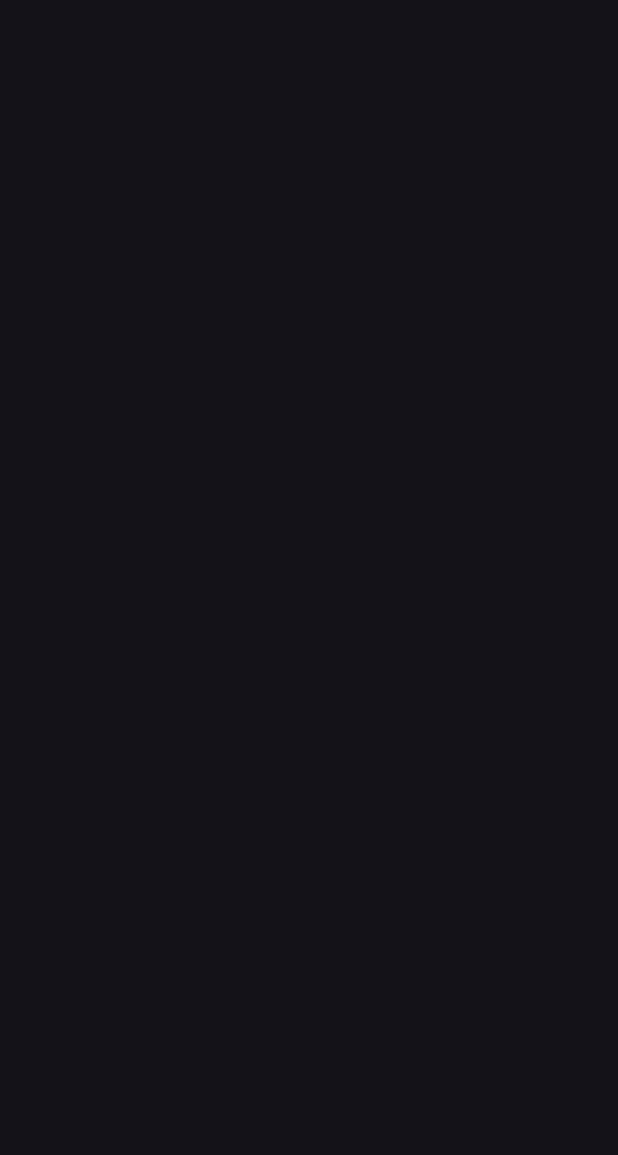
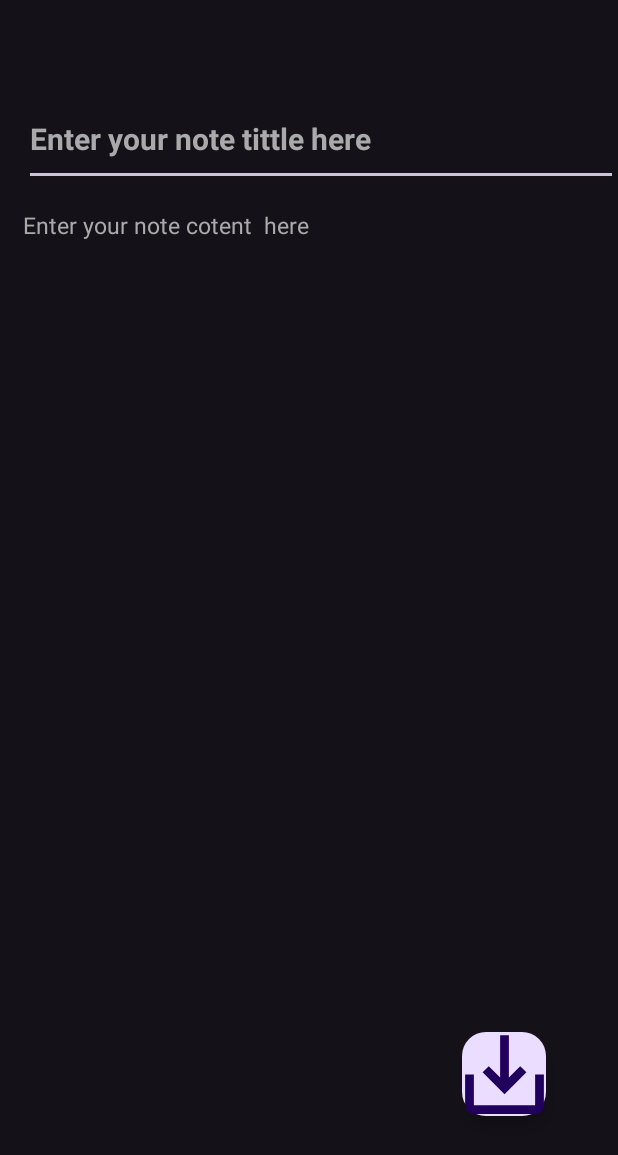
Before and after one commit to diproy04/Android_NotePad, an Android app: the CreateNote screen opened directly, with no data from a screen before it, on a phone screen of 412 x 824 dp. Before the commit the part shown is empty. Shown: the top 1155 px of the screen. Run offline under Robolectric (Android 15) with nearby library versions, the phone set to English and light mode, and no system bars; our stand-ins replace Firebase (no records; nobody signed in at launch, a user with empty details on screens opened directly).

Commit message:
Runing Work

```diff
--- a/app/build.gradle
+++ b/app/build.gradle
@@ -1,5 +1,6 @@
 plugins {
     alias(libs.plugins.android.application)
+    alias(libs.plugins.google.gms.google.services)
 }
 
 android {
@@ -34,6 +35,7 @@ dependencies {
     implementation libs.material
     implementation libs.activity
     implementation libs.constraintlayout
+    implementation libs.firebase.database
     testImplementation libs.junit
     androidTestImplementation libs.ext.junit
     androidTestImplementation libs.espresso.core
--- a/app/src/main/java/com/example/android_notepad/CreateNote.java
+++ b/app/src/main/java/com/example/android_notepad/CreateNote.java
@@ -1,16 +1,33 @@
 package com.example.android_notepad;
 
+import android.content.Intent;
 import android.os.Bundle;
+import android.widget.EditText;
+import android.widget.Toast;
 
 import androidx.activity.EdgeToEdge;
+import androidx.annotation.NonNull;
 import androidx.appcompat.app.AppCompatActivity;
 import androidx.core.graphics.Insets;
 import androidx.core.view.ViewCompat;
 import androidx.core.view.WindowInsetsCompat;
 
+import com.example.android_notepad.Model.Users;
 import com.example.android_notepad.until.nightmode;
+import com.google.android.material.floatingactionbutton.FloatingActionButton;
+import com.google.firebase.database.DataSnapshot;
+import com.google.firebase.database.DatabaseError;
+import com.google.firebase.database.DatabaseReference;
+import com.google.firebase.database.FirebaseDatabase;
+import com.google.firebase.database.ValueEventListener;
 
 public class CreateNote extends com.example.android_notepad.until.nightmode {
+
+    EditText tittle,note;
+
+    FloatingActionButton save;
+
+    DatabaseReference databaseReference;
 
     @Override
     protected void onCreate(Bundle savedInstanceState) {
@@ -18,5 +35,30 @@ public class CreateNote extends com.example.android_notepad.until.nightmode {
         EdgeToEdge.enable(this);
         setContentView(R.layout.activity_create_note);
 
+        tittle=findViewById(R.id.tittle);
+        note=findViewById(R.id.note);
+        save=findViewById(R.id.save);
+
+        databaseReference= FirebaseDatabase.getInstance().getReference("Users");
+
+        save.setOnClickListener(view ->{
+            databaseReference.child(databaseReference.push().getKey()).addListenerForSingleValueEvent(new ValueEventListener() {
+                @Override
+                public void onDataChange(@NonNull DataSnapshot snapshot) {
+                    snapshot.getRef().setValue(new Users(tittle.getText().toString(),note.getText().toString()));
+                    tittle.setText("");
+                    note.setText("");
+                    startActivity(new Intent(CreateNote.this,MainActivity.class));
+                    Toast.makeText(CreateNote.this, "Note Created Successfull", Toast.LENGTH_SHORT).show();
+                }
+
+                @Override
+                public void onCancelled(@NonNull DatabaseError error) {
+                    Toast.makeText(CreateNote.this, "Note Created Failed", Toast.LENGTH_SHORT).show();
+                }
+            });
+        });
+
+
     }
 }
--- /dev/null
+++ b/app/src/main/res/drawable/baseline_save_alt_24.xml
@@ -0,0 +1,5 @@
+<vector xmlns:android="http://schemas.android.com/apk/res/android" android:height="24dp" android:tint="#00A4FD" android:viewportHeight="24" android:viewportWidth="24" android:width="24dp">
+
+    <path android:fillColor="@android:color/white" android:pathData="M19,12v7L5,19v-7L3,12v7c0,1.1 0.9,2 2,2h14c1.1,0 2,-0.9 2,-2v-7h-2zM13,12.67l2.59,-2.58L17,11.5l-5,5 -5,-5 1.41,-1.41L11,12.67L11,3h2z"/>
+
+</vector>
--- /dev/null
+++ b/app/src/main/res/drawable/shape.xml
@@ -0,0 +1,5 @@
+<?xml version="1.0" encoding="utf-8"?>
+<shape xmlns:android="http://schemas.android.com/apk/res/android"
+    android:shape="rectangle">
+
+</shape>
--- a/app/src/main/res/layout/activity_create_note.xml
+++ b/app/src/main/res/layout/activity_create_note.xml
@@ -7,4 +7,64 @@
     android:layout_height="match_parent"
     tools:context=".CreateNote">
 
+    <LinearLayout
+        android:id="@+id/linearLayout2"
+        android:layout_width="match_parent"
+        android:layout_height="wrap_content"
+        android:layout_marginTop="60dp"
+        android:gravity="bottom"
+        android:orientation="vertical"
+        app:layout_constraintEnd_toEndOf="parent"
+        app:layout_constraintStart_toStartOf="parent"
+        app:layout_constraintTop_toTopOf="parent">
+
+        <androidx.appcompat.widget.Toolbar
+            android:id="@+id/toolbarCnote"
+            android:layout_width="match_parent"
+            android:layout_height="?attr/actionBarSize">
+
+
+            <EditText
+                android:id="@+id/tittle"
+                android:layout_width="match_parent"
+                android:layout_height="match_parent"
+                android:hint="Enter your note tittle here"
+                android:paddingTop="12dp"
+                android:textColorHint="@color/grey"
+                android:textSize="20sp"
+                android:textStyle="bold" />
+
+        </androidx.appcompat.widget.Toolbar>
+
+        <EditText
+            android:id="@+id/note"
+            android:layout_width="match_parent"
+            android:layout_height="match_parent"
+            android:background="@drawable/shape"
+            android:gravity="top|left"
+            android:hint="Enter your note cotent  here"
+            android:padding="15dp"
+            android:textColorHint="@color/grey"
+            android:textSize="15sp">
+
+
+        </EditText>
+
+    </LinearLayout>
+
+    <com.google.android.material.floatingactionbutton.FloatingActionButton
+        android:id="@+id/save"
+        android:layout_width="wrap_content"
+        android:layout_height="wrap_content"
+        android:layout_marginEnd="48dp"
+        android:layout_marginBottom="80dp"
+        android:background="@color/black"
+        android:src="@drawable/baseline_save_alt_24"
+        app:layout_constraintBottom_toBottomOf="parent"
+        app:layout_constraintEnd_toEndOf="parent"
+        app:maxImageSize="70dp">
+
+
+    </com.google.android.material.floatingactionbutton.FloatingActionButton>
+
 </androidx.constraintlayout.widget.ConstraintLayout>
--- a/app/src/main/res/layout/activity_main.xml
+++ b/app/src/main/res/layout/activity_main.xml
@@ -100,9 +100,12 @@
     </com.google.android.material.floatingactionbutton.FloatingActionButton>
 
     <androidx.recyclerview.widget.RecyclerView
+        android:id="@+id/recycler"
         android:layout_width="match_parent"
         android:layout_height="match_parent"
         android:layout_marginTop="180dp"
+        android:orientation="vertical"
+        app:layoutManager="androidx.recyclerview.widget.GridLayoutManager"
         app:layout_constraintBottom_toBottomOf="parent"
         app:layout_constraintEnd_toEndOf="parent"
         app:layout_constraintHorizontal_bias="0.0"
--- a/build.gradle
+++ b/build.gradle
@@ -1,4 +1,5 @@
 // Top-level build file where you can add configuration options common to all sub-projects/modules.
 plugins {
 alias(libs.plugins.android.application) apply false
+    alias(libs.plugins.google.gms.google.services) apply false
 }
--- a/gradle/libs.versions.toml
+++ b/gradle/libs.versions.toml
@@ -7,6 +7,8 @@ appcompat = "1.7.0"
 material = "1.12.0"
 activity = "1.9.1"
 constraintlayout = "2.1.4"
+googleGmsGoogleServices = "4.4.2"
+firebaseDatabase = "21.0.0"
 
 [libraries]
 junit = { group = "junit", name = "junit", version.ref = "junit" }
@@ -16,6 +18,8 @@ appcompat = { group = "androidx.appcompat", name = "appcompat", version.ref = "a
 material = { group = "com.google.android.material", name = "material", version.ref = "material" }
 activity = { group = "androidx.activity", name = "activity", version.ref = "activity" }
 constraintlayout = { group = "androidx.constraintlayout", name = "constraintlayout", version.ref = "constraintlayout" }
+firebase-database = { group = "com.google.firebase", name = "firebase-database", version.ref = "firebaseDatabase" }
 
 [plugins]
 android-application = { id = "com.android.application", version.ref = "agp" }
+google-gms-google-services = { id = "com.google.gms.google-services", version.ref = "googleGmsGoogleServices" }
```
Also changed, not shown: app/src/main/java/com/example/android_notepad/Adapter/UserAdapter.java (added, +56 -0 lines), app/src/main/java/com/example/android_notepad/MainActivity.java (+39 -2 lines), app/src/main/java/com/example/android_notepad/Model/Users.java (added, +30 -0 lines), app/src/main/res/layout/notecard.xml (added, +40 -0 lines).
